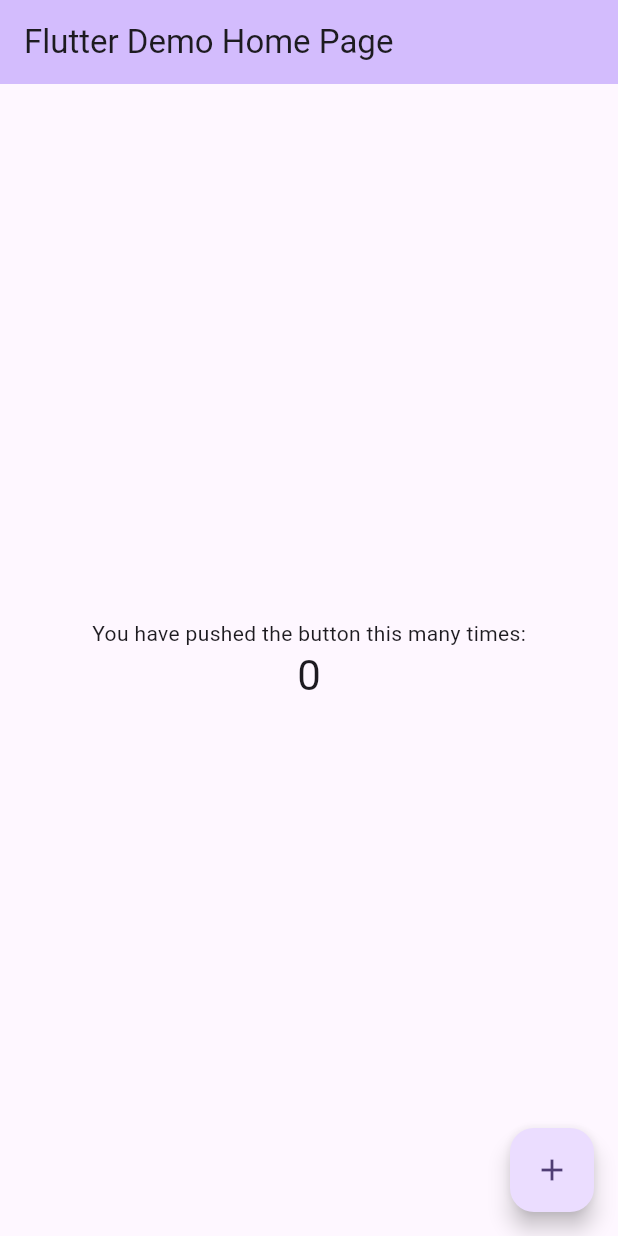
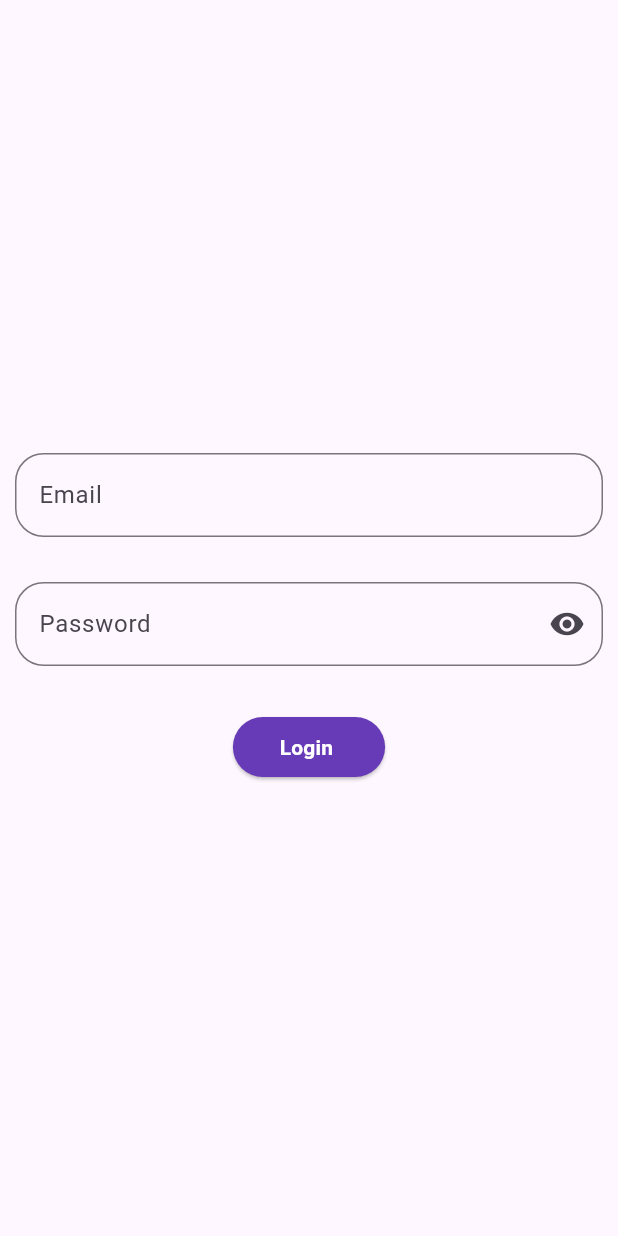
Before and after one commit to kmsdkmsd007/qrone, a Flutter app: the screen it shows after launch, on a phone screen of 412 x 824 dp. Run offline on Flutter 3.47's test engine with Material 3 defaults, Android fonts, the phone set to English and light mode, and no system bars.

Commit message:
loginscreen

```diff
--- a/lib/main.dart
+++ b/lib/main.dart
@@ -1,4 +1,5 @@
 import 'package:flutter/material.dart';
+import 'package:qrone/ui/login_screen.dart';
 
 void main() {
   runApp(const MyApp());
@@ -12,114 +13,8 @@
   Widget build(BuildContext context) {
     return MaterialApp(
       title: 'Flutter Demo',
-      theme: ThemeData(
-        // This is the theme of your application.
-        //
-        // TRY THIS: Try running your application with "flutter run". You'll see
-        // the application has a purple toolbar. Then, without quitting the app,
-        // try changing the seedColor in the colorScheme below to Colors.green
-        // and then invoke "hot reload" (save your changes or press the "hot
-        // reload" button in a Flutter-supported IDE, or press "r" if you used
-        // the command line to start the app).
-        //
-        // Notice that the counter didn't reset back to zero; the application
-        // state is not lost during the reload. To reset the state, use hot
-        // restart instead.
-        //
-        // This works for code too, not just values: Most code changes can be
-        // tested with just a hot reload.
-        colorScheme: ColorScheme.fromSeed(seedColor: Colors.deepPurple),
-        useMaterial3: true,
-      ),
-      home: const MyHomePage(title: 'Flutter Demo Home Page'),
+      theme: ThemeData.light(),
+      home: Loginscreen(),
     );
   }
 }
-
-class MyHomePage extends StatefulWidget {
-  const MyHomePage({super.key, required this.title});
-
-  // This widget is the home page of your application. It is stateful, meaning
-  // that it has a State object (defined below) that contains fields that affect
-  // how it looks.
-
-  // This class is the configuration for the state. It holds the values (in this
-  // case the title) provided by the parent (in this case the App widget) and
-  // used by the build method of the State. Fields in a Widget subclass are
-  // always marked "final".
-
-  final String title;
-
-  @override
-  State<MyHomePage> createState() => _MyHomePageState();
-}
-
-class _MyHomePageState extends State<MyHomePage> {
-  int _counter = 0;
-
-  void _incrementCounter() {
-    setState(() {
-      // This call to setState tells the Flutter framework that something has
-      // changed in this State, which causes it to rerun the build method below
-      // so that the display can reflect the updated values. If we changed
-      // _counter without calling setState(), then the build method would not be
-      // called again, and so nothing would appear to happen.
-      _counter++;
-    });
-  }
-
-  @override
-  Widget build(BuildContext context) {
-    // This method is rerun every time setState is called, for instance as done
-    // by the _incrementCounter method above.
-    //
-    // The Flutter framework has been optimized to make rerunning build methods
-    // fast, so that you can just rebuild anything that needs updating rather
-    // than having to individually change instances of widgets.
-    return Scaffold(
-      appBar: AppBar(
-        // TRY THIS: Try changing the color here to a specific color (to
-        // Colors.amber, perhaps?) and trigger a hot reload to see the AppBar
-        // change color while the other colors stay the same.
-        backgroundColor: Theme.of(context).colorScheme.inversePrimary,
-        // Here we take the value from the MyHomePage object that was created by
-        // the App.build method, and use it to set our appbar title.
-        title: Text(widget.title),
-      ),
-      body: Center(
-        // Center is a layout widget. It takes a single child and positions it
-        // in the middle of the parent.
-        child: Column(
-          // Column is also a layout widget. It takes a list of children and
-          // arranges them vertically. By default, it sizes itself to fit its
-          // children horizontally, and tries to be as tall as its parent.
-          //
-          // Column has various properties to control how it sizes itself and
-          // how it positions its children. Here we use mainAxisAlignment to
-          // center the children vertically; the main axis here is the vertical
-          // axis because Columns are vertical (the cross axis would be
-          // horizontal).
-          //
-          // TRY THIS: Invoke "debug painting" (choose the "Toggle Debug Paint"
-          // action in the IDE, or press "p" in the console), to see the
-          // wireframe for each widget.
-          mainAxisAlignment: MainAxisAlignment.center,
-          children: <Widget>[
-            const Text(
-              'You have pushed the button this many times:',
-            ),
-            Text(
-              '$_counter',
-              style: Theme.of(context).textTheme.headlineMedium,
-            ),
-          ],
-        ),
-      ),
-      floatingActionButton: FloatingActionButton(
-        onPressed: _incrementCounter,
-        tooltip: 'Increment',
-        child: const Icon(Icons.add),
-      ), // This trailing comma makes auto-formatting nicer for build methods.
-    );
-  }
-}
--- /dev/null
+++ b/lib/ui/login_screen.dart
@@ -0,0 +1,115 @@
+import 'package:flutter/material.dart';
+
+class Loginscreen extends StatefulWidget {
+  const Loginscreen({super.key});
+
+  @override
+  LoginscreenState createState() => LoginscreenState();
+}
+
+class LoginscreenState extends State<Loginscreen> {
+  // State variables
+  final formKey = GlobalKey<FormState>();
+  TextEditingController emailController = TextEditingController();
+  TextEditingController passwordController = TextEditingController();
+  bool isObscured = true; // For password visibility toggle
+  bool isLoading = false; // For loading indicator
+
+  // Login method
+  void login() {
+    setState(() {
+      isLoading = true;
+    });
+
+    // Perform login logic
+    // Update state based on login result
+    setState(() {
+      isLoading = false;
+    });
+  }
+
+  @override
+  Widget build(BuildContext context) {
+    return Scaffold(
+      body: Form(
+        key: formKey,
+        child: Padding(
+          padding: const EdgeInsets.only(right: 10, left: 10),
+          child: Column(
+            mainAxisAlignment: MainAxisAlignment.center,
+            spacing: 30,
+            children: [
+              TextFormField(
+                controller: emailController,
+                decoration: InputDecoration(
+                  border: OutlineInputBorder(
+                      borderSide: BorderSide(color: Colors.black),
+                      borderRadius: BorderRadius.circular(19)),
+                  errorBorder: OutlineInputBorder(
+                      borderSide: BorderSide(color: Colors.red)),
+                  labelText: 'Email',
+                ),
+                validator: (value) {
+                  if (value == null || value.isEmpty) {
+                    return 'Please enter your email';
+                  }
+                  return null;
+                },
+              ),
+              TextFormField(
+                controller: passwordController,
+                obscureText: isObscured,
+                decoration: InputDecoration(
+                  border: OutlineInputBorder(
+                      borderRadius: BorderRadius.circular(19)),
+                  errorBorder: OutlineInputBorder(
+                      borderSide: BorderSide(color: Colors.red)),
+                  labelText: 'Password',
+                  suffixIcon: IconButton(
+                    icon: Icon(
+                      isObscured ? Icons.visibility : Icons.visibility_off,
+                    ),
+                    onPressed: () {
+                      setState(() {
+                        isObscured = !isObscured;
+                      });
+                    },
+                  ),
+                ),
+                validator: (value) {
+                  if (value == null || value.isEmpty) {
+                    return 'Please enter your password';
+                  }
+                  return null;
+                },
+              ),
+              ElevatedButton(
+                style: ElevatedButton.styleFrom(
+                  backgroundColor: Colors.deepPurple,
+                ),
+                onPressed: () {
+                  if (formKey.currentState!.validate()) {
+                    login();
+                  }
+                },
+                child: Text(
+                  '  Login   ',
+                  style: TextStyle(
+                      color: Colors.white, fontWeight: FontWeight.bold),
+                ),
+              ),
+            ],
+          ),
+        ),
+      ),
+    );
+  }
+
+  // Important: Always dispose controllers to prevent memory leaks
+  @override
+  void dispose() {
+    emailController.dispose();
+    passwordController.dispose();
+    super.dispose();
+  }
+}
```
